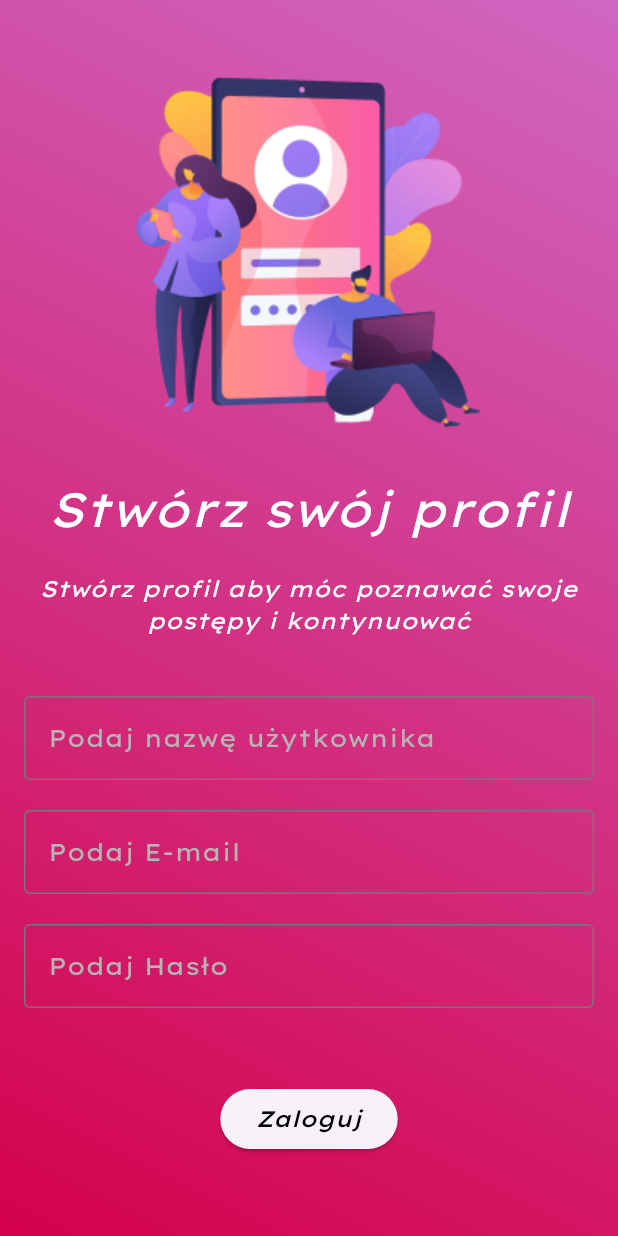
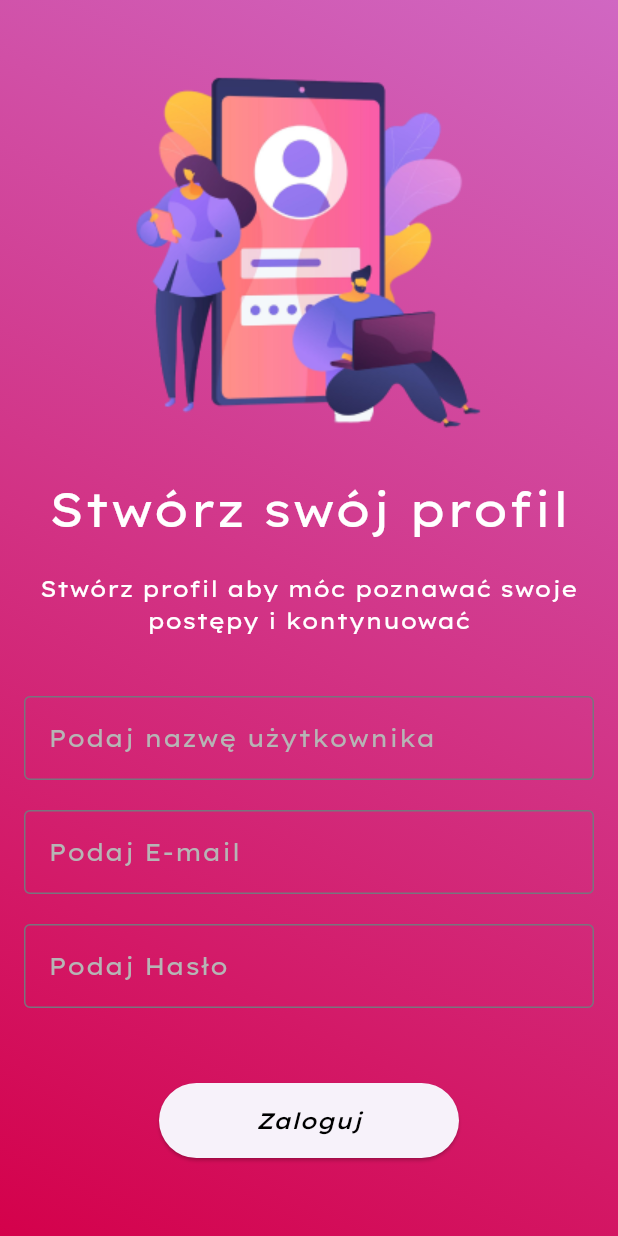
Before and after one commit to frazq/makelove_app, a Flutter app: the screen it shows after launch, on a phone screen of 412 x 824 dp. Run offline on Flutter 3.47's test engine with Material 3 defaults, Android fonts, the phone set to English and light mode, and no system bars; our stand-ins replace google_fonts.

Commit message:
better login page

```diff
--- a/lib/pages/login.dart
+++ b/lib/pages/login.dart
@@ -34,7 +34,7 @@ class LoginPage extends StatelessWidget {
                 const Text(
                   'Stwórz swój profil',
                   style: TextStyle(
-                    fontStyle: FontStyle.italic,
+                    fontStyle: FontStyle.normal,
                     color: Colors.white,
                     fontSize: 32,
                   ),
@@ -46,7 +46,7 @@ class LoginPage extends StatelessWidget {
                     'Stwórz profil aby móc poznawać swoje postępy i kontynuować',
                     textAlign: TextAlign.center,
                     style: TextStyle(
-                      fontStyle: FontStyle.italic,
+                      fontStyle: FontStyle.normal,
                       color: Colors.white,
                       fontSize: 15,
 
@@ -86,11 +86,12 @@ class LoginPage extends StatelessWidget {
                     ),
                   ),
                 ),
-const SizedBox(height: 50),
+const SizedBox(height: 50, width: 50,),
 
 Padding(
-  padding: const EdgeInsets.symmetric(horizontal: 16.0),
+  padding: const EdgeInsets.symmetric(horizontal: 50.0),
   child: ElevatedButton(
+    style: ButtonStyle(minimumSize: WidgetStateProperty.all(const Size(200, 50))),
     onPressed: () {
       Navigator.push(
         context,
@@ -104,6 +105,7 @@ Padding(
         fontStyle: FontStyle.italic,
         color: Color.fromARGB(255, 0, 0, 0),
         fontSize: 15,
+
       ),
     ),
 
```
